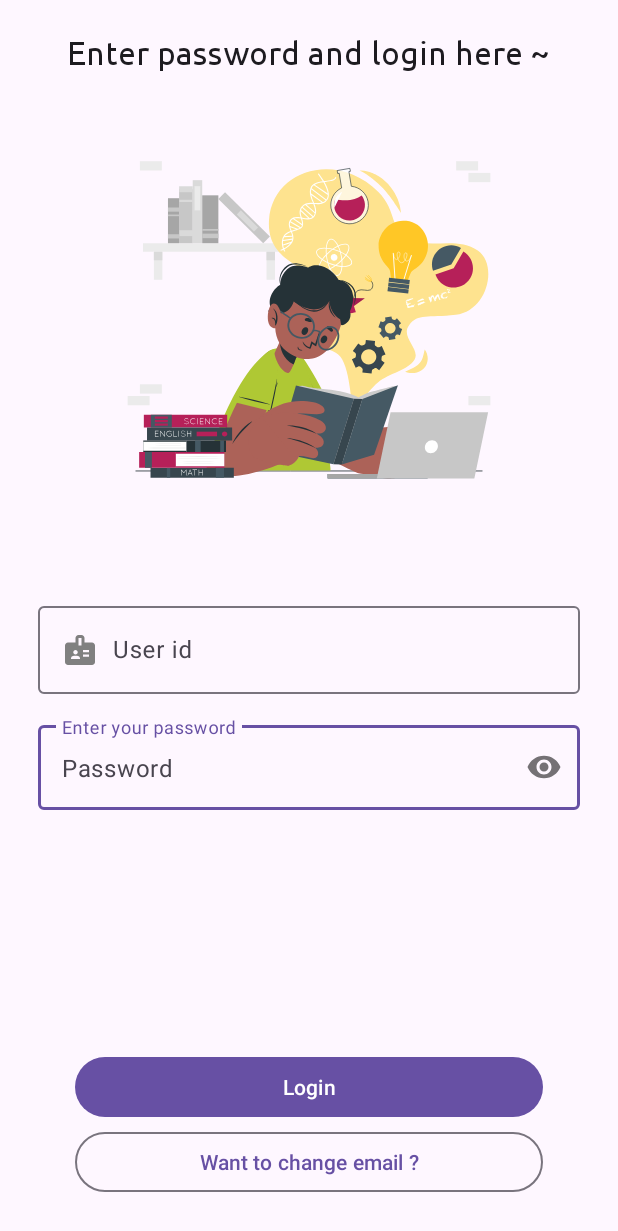
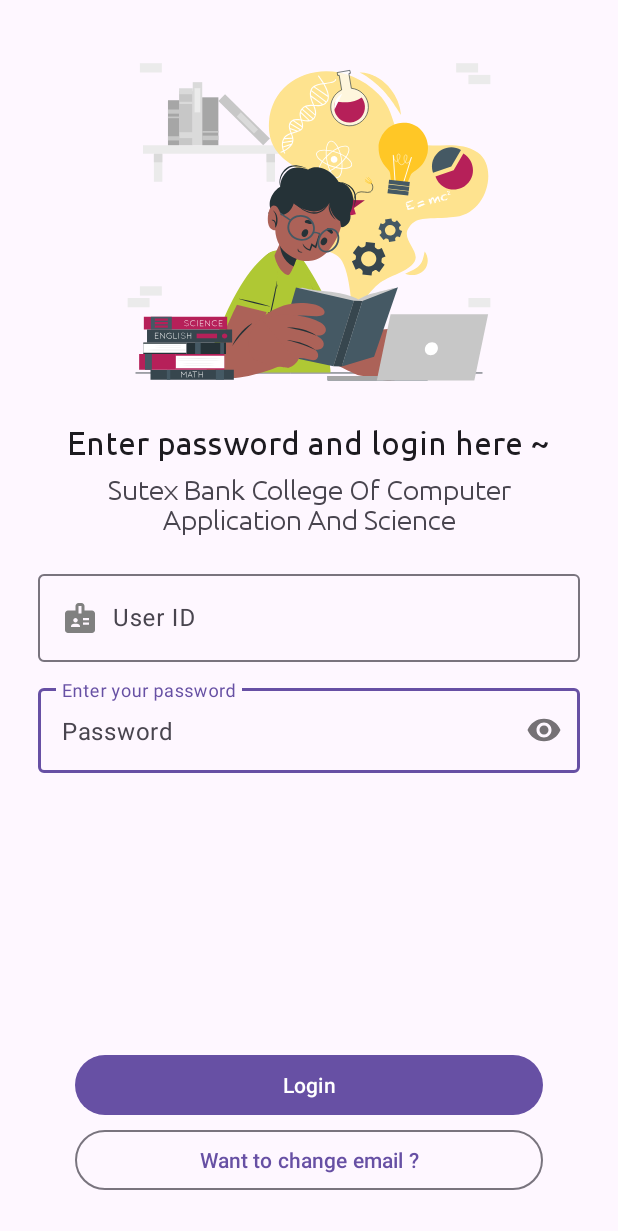
Before and after one commit to Admin-573/StudyMate, an Android app: the Student screen opened directly, with no data from a screen before it, on a phone screen of 412 x 824 dp. Shown: the top 1231 px of the screen. Run offline under Robolectric (Android 15) with nearby library versions, the light colour scheme and no system bars.

Commit message:
Design Changed

```diff
--- a/app/src/main/java/com/example/studymate/faculty/Faculty_panel.kt
+++ b/app/src/main/java/com/example/studymate/faculty/Faculty_panel.kt
@@ -9,8 +9,5 @@ class Faculty_panel : AppCompatActivity() {
     override fun onCreate(savedInstanceState: Bundle?) {
         super.onCreate(savedInstanceState)
         setContentView(R.layout.activity_faculty_panel)
-
-        onBackPressedDispatcher.addCallback {}
-
     }
 }
--- a/app/src/main/java/com/example/studymate/student/Student_panel.kt
+++ b/app/src/main/java/com/example/studymate/student/Student_panel.kt
@@ -9,8 +9,5 @@ class Student_panel : AppCompatActivity() {
     override fun onCreate(savedInstanceState: Bundle?) {
         super.onCreate(savedInstanceState)
         setContentView(R.layout.activity_student_panel)
-
-        onBackPressedDispatcher.addCallback {}
-
     }
 }
--- a/app/src/main/res/layout/activity_main.xml
+++ b/app/src/main/res/layout/activity_main.xml
@@ -15,9 +15,9 @@
     </androidx.coordinatorlayout.widget.CoordinatorLayout>
 
     <LinearLayout
-        android:background="@color/white"
         android:layout_width="match_parent"
         android:layout_height="wrap_content"
+        android:background="@color/white"
         android:gravity="center"
         android:orientation="vertical"
         app:layout_constraintBottom_toBottomOf="parent"
@@ -25,7 +25,7 @@
         app:layout_constraintHorizontal_bias="0.0"
         app:layout_constraintStart_toStartOf="parent"
         app:layout_constraintTop_toTopOf="parent"
-        app:layout_constraintVertical_bias="0.172">
+        app:layout_constraintVertical_bias="0.057">
 
         <TextView
             android:layout_width="wrap_content"
@@ -88,7 +88,7 @@
             android:layout_marginRight="25dp"
             android:layout_marginBottom="8dp"
             style="@style/Widget.Material3.Button.OutlinedButton"
-            android:text="Other Login" />
+            android:text="Faculty Or Student" />
 
     </LinearLayout>
 
--- a/app/src/main/res/layout/activity_student.xml
+++ b/app/src/main/res/layout/activity_student.xml
@@ -16,22 +16,13 @@
         app:layout_constraintHorizontal_bias="0.0"
         app:layout_constraintStart_toStartOf="parent"
         app:layout_constraintTop_toTopOf="parent"
-        app:layout_constraintVertical_bias="0.036">
-
-        <TextView
-            android:layout_width="wrap_content"
-            android:layout_height="wrap_content"
-            android:fontFamily="@font/ubuntu"
-            android:text="Enter password and login here ~"
-            android:layout_margin="12dp"
-            android:layout_marginBottom="8dp"
-            android:textAppearance="@style/TextAppearance.AppCompat.Large"
-            android:textSize="22sp" />
+        app:layout_constraintVertical_bias="0.069">
 
         <com.airbnb.lottie.LottieAnimationView
             android:id="@+id/under_dev"
             android:layout_width="252dp"
             android:layout_height="252dp"
+            android:layout_marginBottom="8dp"
             app:layout_constraintBottom_toBottomOf="parent"
             app:layout_constraintEnd_toEndOf="parent"
             app:layout_constraintHorizontal_bias="0.5"
@@ -39,43 +30,63 @@
             app:layout_constraintTop_toTopOf="parent"
             app:layout_constraintVertical_bias="0.5"
             app:lottie_autoPlay="true"
-            android:layout_margin="27dp"
             app:lottie_loop="true"
             app:lottie_rawRes="@raw/student_login" />
 
+        <TextView
+            android:layout_width="wrap_content"
+            android:layout_height="wrap_content"
+            android:layout_marginBottom="8dp"
+            android:fontFamily="@font/ubuntu"
+            android:text="Enter password and login here ~"
+            android:textAppearance="@style/TextAppearance.AppCompat.Large"
+            android:textSize="22sp" />
+
+        <TextView
+            android:layout_width="wrap_content"
+            android:layout_height="wrap_content"
+            android:layout_marginLeft="24dp"
+            android:layout_marginRight="24dp"
+            android:layout_marginBottom="8dp"
+            android:fontFamily="@font/ubuntu"
+            android:gravity="center"
+            android:text="Sutex Bank College Of Computer Application And Science"
+            android:textAppearance="@style/TextAppearance.AppCompat.Medium"
+            android:textSize="18sp" />
+
         <com.google.android.material.textfield.TextInputLayout
-            android:layout_marginBottom="8dp"
             android:layout_width="match_parent"
             android:layout_height="wrap_content"
             android:layout_marginLeft="25dp"
+            android:layout_marginTop="12dp"
             android:layout_marginRight="25dp"
-            android:layout_marginTop="32dp"
+            android:layout_marginBottom="8dp"
             app:placeholderText="User id">
 
             <com.google.android.material.textfield.TextInputEditText
                 android:id="@+id/EdtUserId"
-                android:inputType="text"
+                android:layout_width="match_parent"
+                android:layout_height="wrap_content"
+                android:cursorVisible="false"
                 android:drawableLeft="@drawable/sid"
                 android:drawablePadding="10dp"
-                android:layout_width="match_parent"
-                android:layout_height="wrap_content"
                 android:editable="false"
                 android:focusable="false"
-                android:cursorVisible="false"
                 android:focusableInTouchMode="false"
-                android:hint="User id"/>
+                android:hint="User ID"
+                android:inputType="text" />
 
         </com.google.android.material.textfield.TextInputLayout>
 
         <com.google.android.material.textfield.TextInputLayout
-            android:layout_marginBottom="8dp"
             android:layout_width="match_parent"
             android:layout_height="wrap_content"
             android:layout_marginLeft="25dp"
+            android:layout_marginTop="4dp"
             android:layout_marginRight="25dp"
-            android:layout_marginTop="7dp"
-            app:placeholderText="Password"
-            app:passwordToggleEnabled="true">
+            android:layout_marginBottom="8dp"
+            app:passwordToggleEnabled="true"
+            app:placeholderText="Password">
 
             <com.google.android.material.textfield.TextInputEditText
                 android:id="@+id/EdtUserPassword"
@@ -89,16 +100,16 @@
     </LinearLayout>
 
     <LinearLayout
-        android:gravity="center"
         android:layout_width="match_parent"
         android:layout_height="wrap_content"
+        android:gravity="center"
+        android:orientation="vertical"
         app:layout_constraintBottom_toBottomOf="parent"
         app:layout_constraintEnd_toEndOf="parent"
-        app:layout_constraintHorizontal_bias="1.0"
+        app:layout_constraintHorizontal_bias="0.0"
         app:layout_constraintStart_toStartOf="parent"
         app:layout_constraintTop_toTopOf="parent"
-        app:layout_constraintVertical_bias="0.976"
-        android:orientation="vertical">
+        app:layout_constraintVertical_bias="0.974">
 
         <com.google.android.material.button.MaterialButton
             android:id="@+id/userLogin"
@@ -111,12 +122,12 @@
 
         <com.google.android.material.button.MaterialButton
             android:id="@+id/userBack"
+            style="@style/Widget.Material3.Button.OutlinedButton"
             android:layout_width="match_parent"
             android:layout_height="wrap_content"
             android:layout_marginLeft="50dp"
             android:layout_marginRight="50dp"
             android:layout_marginBottom="8dp"
-            style="@style/Widget.Material3.Button.OutlinedButton"
             android:text="Want to change email ?" />
 
     </LinearLayout>
```
Also changed, not shown: app/src/main/res/layout/activity_faculty.xml (+39 -13 lines).
